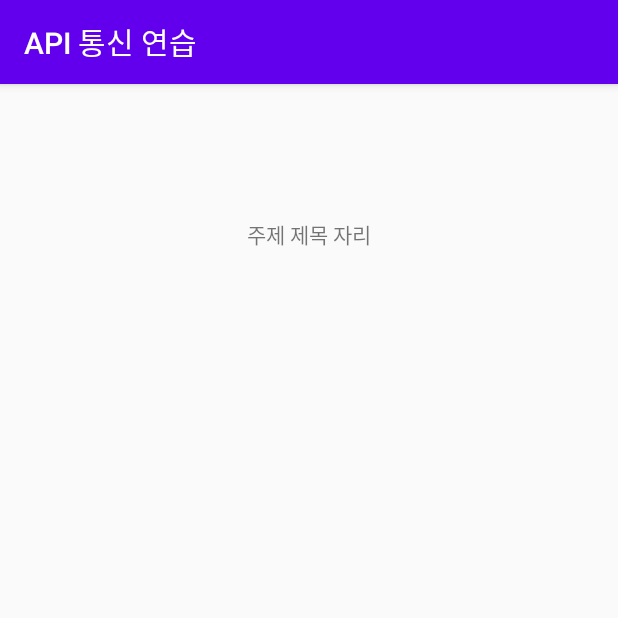
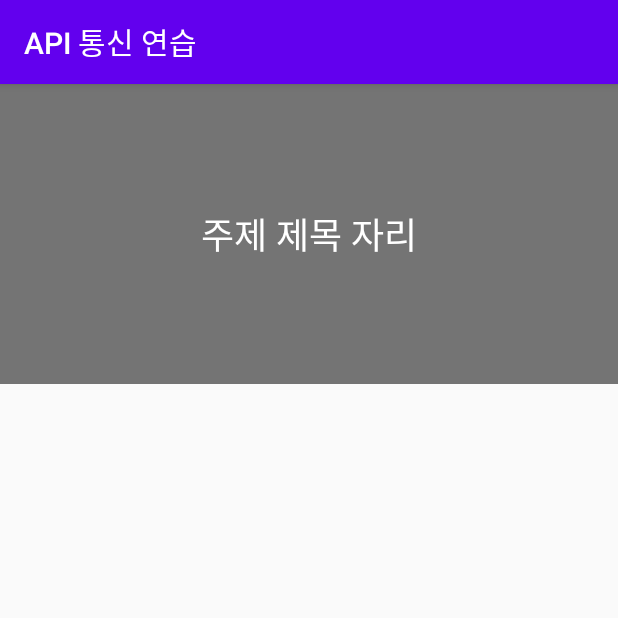
Before and after one commit to nagasee0526/APIPractice_200613, an Android app: the ViewTopicDetailActivity screen opened directly, with no data from a screen before it, on a phone screen of 412 x 824 dp, the top half of it. Run offline under Robolectric (Android 15) with nearby library versions, the phone set to English and light mode, and no system bars; pictures from the network do not load.

Commit message:
주제 제목과 그림대비효과  => 반투명 검정으로 그림을 덮고 , 흰색 글시로 표현

```diff
--- a/app/src/main/java/com/ubis/apipractice_200613/MainActivity.kt
+++ b/app/src/main/java/com/ubis/apipractice_200613/MainActivity.kt
@@ -58,6 +58,9 @@ class MainActivity : baseActivity() {
                     }
                 }
 
+                runOnUiThread {
+                    topicAdapter.notifyDataSetChanged()
+                }
 
             }
 
--- a/app/src/main/res/layout/activity_view_topic_detail.xml
+++ b/app/src/main/res/layout/activity_view_topic_detail.xml
@@ -17,6 +17,11 @@
             android:layout_height="match_parent"
             android:scaleType="centerCrop" />
 
+        <ImageView
+            android:layout_width="match_parent"
+            android:layout_height="match_parent"
+            android:src="#88000000"/>
+
         <LinearLayout
             android:layout_width="wrap_content"
             android:layout_height="wrap_content"
@@ -27,8 +32,9 @@
                 android:id="@+id/topicTitleTxt"
                 android:layout_width="wrap_content"
                 android:layout_height="wrap_content"
+                android:textColor="#FFFFFF"
+                android:textSize="24sp"
                 android:text="주제 제목 자리"/>
-
         </LinearLayout>
 
     </FrameLayout>
```
Also changed, not shown: app/src/main/java/com/ubis/apipractice_200613/ViewTopicDetailActivity.kt (+31 -0 lines), app/src/main/java/com/ubis/apipractice_200613/utils/ServerUtils.kt (+34 -5 lines).
